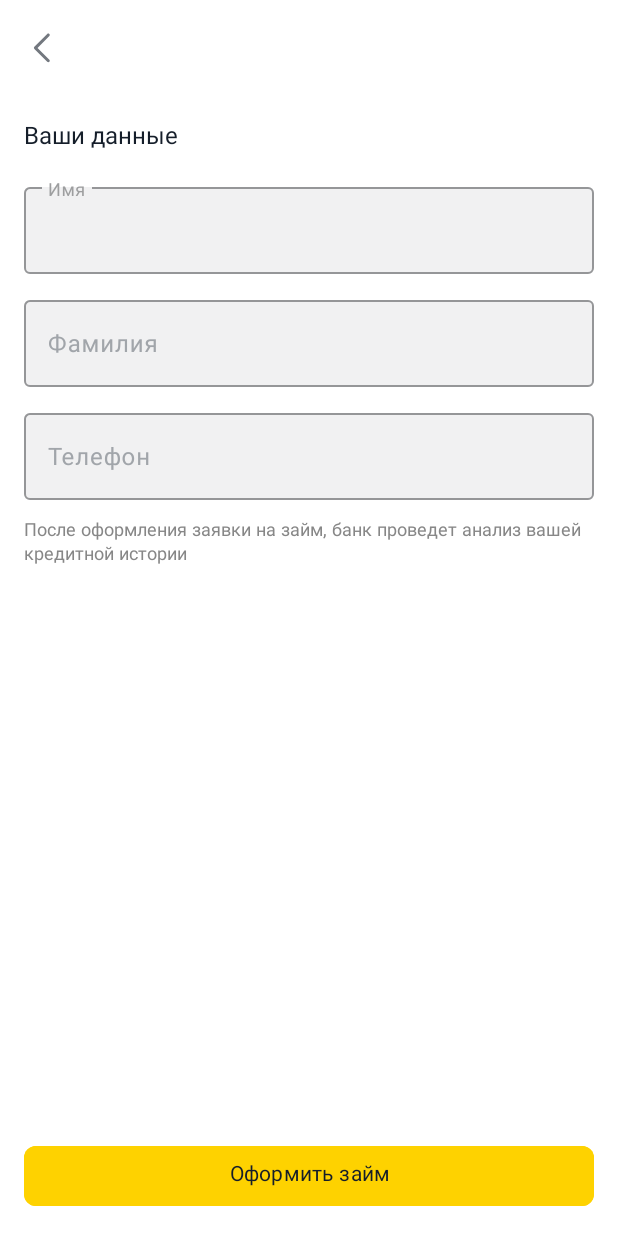
After one commit to EugeneGridnev/Loans, an Android app: the fragment LoanApplicationFragment shown on its own in the app's theme, on a phone screen of 412 x 824 dp. The commit adds this screen. Run offline under Robolectric (Android 15) with nearby library versions, the light colour scheme and no system bars.

Commit message:
loan application fragment added

```diff
--- a/app/src/main/java/com/shift/shiftfinal/ui/HomeFragment.kt
+++ b/app/src/main/java/com/shift/shiftfinal/ui/HomeFragment.kt
@@ -41,6 +41,14 @@ class HomeFragment : Fragment() {
             }
         }
 
+        binding.btnLoanApplication.setOnClickListener {
+            parentFragmentManager
+                .beginTransaction()
+                .addToBackStack(null)
+                .add(R.id.mainFragmentContainer, LoanApplicationFragment())
+                .commit()
+        }
+
     }
 
     override fun onDestroyView() {
--- /dev/null
+++ b/app/src/main/java/com/shift/shiftfinal/ui/LoanApplicationFragment.kt
@@ -0,0 +1,39 @@
+package com.shift.shiftfinal.ui
+
+import android.os.Bundle
+import android.view.LayoutInflater
+import android.view.View
+import android.view.ViewGroup
+import androidx.fragment.app.Fragment
+import androidx.fragment.app.FragmentManager
+import com.shift.shiftfinal.databinding.FragmentLoanApplicationBinding
+
+class LoanApplicationFragment : Fragment() {
+    private var _binding: FragmentLoanApplicationBinding? = null
+    private val binding get() = _binding!!
+
+    override fun onCreateView(
+        inflater: LayoutInflater,
+        container: ViewGroup?,
+        savedInstanceState: Bundle?
+    ): View {
+        _binding = FragmentLoanApplicationBinding.inflate(inflater, container, false)
+        val view = binding.root
+        return view
+    }
+
+    override fun onViewCreated(view: View, savedInstanceState: Bundle?) {
+        super.onViewCreated(view, savedInstanceState)
+
+        binding.topAppBar.setNavigationOnClickListener {
+            parentFragmentManager
+                .popBackStack(null, FragmentManager.POP_BACK_STACK_INCLUSIVE)
+        }
+
+    }
+
+    override fun onDestroyView() {
+        super.onDestroyView()
+        _binding = null
+    }
+}
--- /dev/null
+++ b/app/src/main/res/drawable/arrow_left.xml
@@ -0,0 +1,9 @@
+<vector xmlns:android="http://schemas.android.com/apk/res/android"
+    android:width="24dp"
+    android:height="24dp"
+    android:viewportWidth="24"
+    android:viewportHeight="24">
+  <path
+      android:pathData="M15.488,21.237C15.88,21.63 16.517,21.627 16.906,21.231C17.291,20.84 17.288,20.212 16.9,19.825L9.025,11.95L16.9,4.075C17.288,3.687 17.291,3.06 16.906,2.669C16.517,2.273 15.88,2.27 15.488,2.662L6.907,11.243C6.517,11.633 6.517,12.267 6.907,12.657L15.488,21.237Z"
+      android:fillColor="#73787F"/>
+</vector>
--- /dev/null
+++ b/app/src/main/res/drawable/input_border_color.xml
@@ -0,0 +1,5 @@
+<?xml version="1.0" encoding="utf-8"?>
+<selector xmlns:android="http://schemas.android.com/apk/res/android">
+    <item android:state_checked="false" android:color="#959698" />
+    <item android:state_checked="true" android:color="#F1F1F2"/>
+</selector>
--- a/app/src/main/res/layout/fragment_home.xml
+++ b/app/src/main/res/layout/fragment_home.xml
@@ -157,6 +157,7 @@
                 app:layout_constraintTop_toBottomOf="@+id/textView3" />
 
             <Button
+                android:id="@+id/btnLoanApplication"
                 android:layout_width="0dp"
                 android:layout_height="wrap_content"
                 android:layout_margin="16dp"
--- /dev/null
+++ b/app/src/main/res/layout/fragment_loan_application.xml
@@ -0,0 +1,110 @@
+<?xml version="1.0" encoding="utf-8"?>
+<LinearLayout xmlns:android="http://schemas.android.com/apk/res/android"
+    xmlns:app="http://schemas.android.com/apk/res-auto"
+    android:layout_width="match_parent"
+    android:layout_height="match_parent"
+    android:background="@color/white"
+    android:orientation="vertical">
+
+    <com.google.android.material.appbar.AppBarLayout
+        android:layout_width="match_parent"
+        android:layout_height="wrap_content">
+
+        <com.google.android.material.appbar.MaterialToolbar
+            android:id="@+id/topAppBar"
+            android:layout_width="match_parent"
+            android:layout_height="?attr/actionBarSize"
+            android:background="@color/white"
+            app:navigationIcon="@drawable/arrow_left"/>
+    </com.google.android.material.appbar.AppBarLayout>
+
+    <TextView
+        android:layout_width="match_parent"
+        android:layout_height="wrap_content"
+        android:layout_margin="16dp"
+        android:text="Ваши данные"
+        android:textColor="#151E2A"
+        android:textFontWeight="400"
+        android:textSize="16sp" />
+
+    <com.google.android.material.textfield.TextInputLayout
+        android:id="@+id/loanName"
+        android:layout_width="match_parent"
+        android:layout_height="wrap_content"
+        android:layout_marginHorizontal="16dp"
+        android:layout_marginBottom="12dp"
+        android:hint="Имя"
+        android:textColorHint="#A1A5AA"
+        app:boxBackgroundColor="#F1F1F2"
+        app:boxStrokeColor="@drawable/input_border_color"
+        app:boxStrokeWidthFocused="1dp">
+
+        <com.google.android.material.textfield.TextInputEditText
+            android:layout_width="match_parent"
+            android:layout_height="wrap_content"
+            android:textColor="#151E2A">
+
+        </com.google.android.material.textfield.TextInputEditText>
+    </com.google.android.material.textfield.TextInputLayout>
+
+    <com.google.android.material.textfield.TextInputLayout
+        android:id="@+id/loanSecondName"
+        android:layout_width="match_parent"
+        android:layout_height="wrap_content"
+        android:layout_marginHorizontal="16dp"
+        android:layout_marginBottom="12dp"
+        android:hint="Фамилия"
+        android:textColorHint="#A1A5AA"
+        app:boxBackgroundColor="#F1F1F2"
+        app:boxStrokeColor="@drawable/input_border_color"
+        app:boxStrokeWidthFocused="1dp">
+
+        <com.google.android.material.textfield.TextInputEditText
+            android:layout_width="match_parent"
+            android:layout_height="wrap_content"
+            android:textColor="#151E2A">
+
+        </com.google.android.material.textfield.TextInputEditText>
+    </com.google.android.material.textfield.TextInputLayout>
+
+    <com.google.android.material.textfield.TextInputLayout
+        android:id="@+id/loanPhone"
+        android:layout_width="match_parent"
+        android:layout_height="wrap_content"
+        android:layout_marginHorizontal="16dp"
+        android:layout_marginBottom="12dp"
+        android:hint="Телефон"
+        android:textColorHint="#A1A5AA"
+        app:boxBackgroundColor="#F1F1F2"
+        app:boxStrokeColor="@drawable/input_border_color"
+        app:boxStrokeWidthFocused="1dp">
+
+        <com.google.android.material.textfield.TextInputEditText
+            android:layout_width="match_parent"
+            android:layout_height="wrap_content"
+            android:textColor="#151E2A">
+
+        </com.google.android.material.textfield.TextInputEditText>
+    </com.google.android.material.textfield.TextInputLayout>
+
+    <TextView
+        android:layout_width="match_parent"
+        android:layout_height="0dp"
+        android:layout_marginHorizontal="16dp"
+        android:layout_weight="0.6"
+        android:textColor="#878787"
+        android:textSize="12sp"
+        android:textFontWeight="400"
+        android:lineHeight="16sp"
+        android:text="После оформления заявки на займ, банк проведет анализ вашей кредитной истории" />
+
+    <Button
+        android:id="@+id/btnApplyLoan"
+        android:layout_width="match_parent"
+        android:layout_height="wrap_content"
+        android:layout_margin="16dp"
+        android:backgroundTint="#FED200"
+        android:text="Оформить займ"
+        android:textColor="#151E2A"
+        app:cornerRadius="8dp" />
+</LinearLayout>
```
